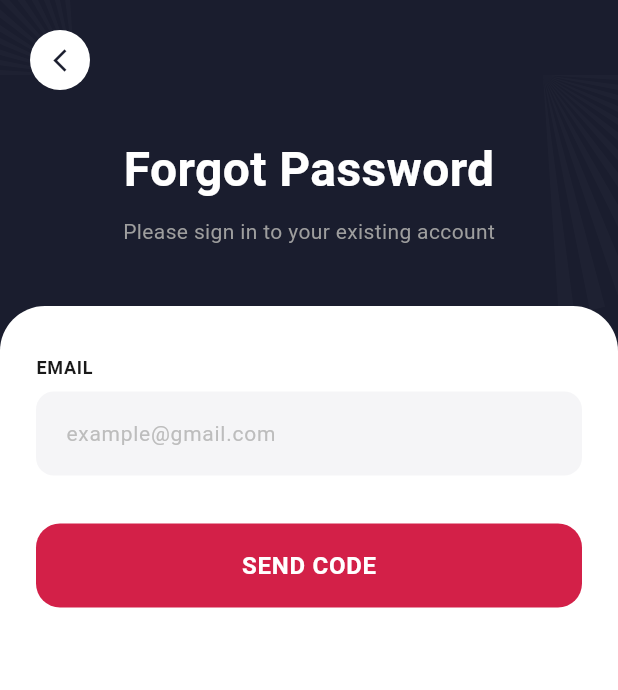
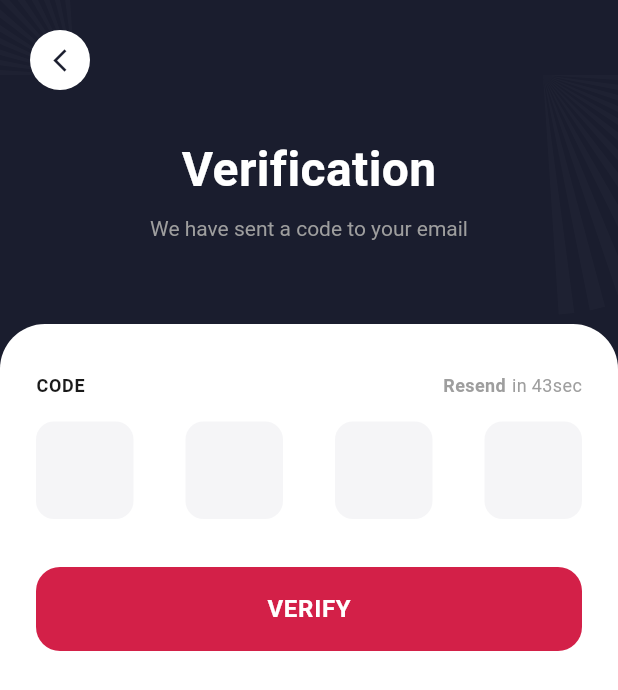
Before and after one commit to Kanjo-Elkamira-Ndi/Shayo_Frontend, a Flutter app: the screen it shows after launch, on a phone screen of 412 x 824 dp. Shown: the top 690 px of the screen. Run offline on Flutter 3.47's test engine with Material 3 defaults, Android fonts, the light colour scheme and no system bars.

Commit message:
Verification Code UI done

```diff
--- a/lib/app.dart
+++ b/lib/app.dart
@@ -2,7 +2,8 @@ import 'package:flutter/material.dart';
 // import 'core/presentation/splash_screen.dart';
 // import 'core/presentation/onboarding_screen.dart';
 // import 'features/auth/login_screen.dart';
-import 'features/auth/forgot_password_screen.dart';
+// import 'features/auth/forgot_password_screen.dart';
+import 'features/auth/verification_screen.dart';
 
 class ShayoApp extends StatelessWidget {
   const ShayoApp({super.key});
@@ -15,7 +16,8 @@ class ShayoApp extends StatelessWidget {
       // home: const SplashScreen(),
       // home: const OnboardingScreen(),
       // home: const LoginScreen(),
-      home: const ForgotPasswordScreen(),
+      // home: const ForgotPasswordScreen(),
+      home: const VerificationScreen(email: ''),
     );
   }
 }
--- /dev/null
+++ b/lib/features/auth/verification_screen.dart
@@ -0,0 +1,387 @@
+import 'package:flutter/material.dart';
+import 'dart:async';
+import 'dart:math' as math;
+
+class VerificationScreen extends StatefulWidget {
+  final String email;
+
+  const VerificationScreen({super.key, required this.email});
+
+  @override
+  State<VerificationScreen> createState() => _VerificationScreenState();
+}
+
+class _VerificationScreenState extends State<VerificationScreen> {
+  final List<TextEditingController> _controllers = List.generate(
+    4,
+    (index) => TextEditingController(),
+  );
+  final List<FocusNode> _focusNodes = List.generate(4, (index) => FocusNode());
+
+  int _remainingSeconds = 50;
+  Timer? _timer;
+
+  @override
+  void initState() {
+    super.initState();
+    _startTimer();
+  }
+
+  @override
+  void dispose() {
+    _timer?.cancel();
+    for (var controller in _controllers) {
+      controller.dispose();
+    }
+    for (var node in _focusNodes) {
+      node.dispose();
+    }
+    super.dispose();
+  }
+
+  void _startTimer() {
+    _timer = Timer.periodic(const Duration(seconds: 1), (timer) {
+      if (_remainingSeconds > 0) {
+        setState(() {
+          _remainingSeconds--;
+        });
+      } else {
+        _timer?.cancel();
+      }
+    });
+  }
+
+  void _handleResend() {
+    setState(() {
+      _remainingSeconds = 50;
+    });
+    _startTimer();
+    // TO-DO: Implement resend code logic
+    print('Resending code to: ${widget.email}');
+  }
+
+  void _handleVerify() {
+    String code = _controllers.map((c) => c.text).join();
+    if (code.length == 4) {
+      // TO-DO: Implement verification logic
+      print('Verifying code: $code');
+    }
+  }
+
+  void _onCodeChanged(int index, String value) {
+    if (value.isNotEmpty && index < 3) {
+      _focusNodes[index + 1].requestFocus();
+    }
+
+    // Auto-verify if all fields are filled
+    if (_controllers.every((c) => c.text.isNotEmpty)) {
+      _handleVerify();
+    }
+  }
+
+  @override
+  Widget build(BuildContext context) {
+    return Scaffold(
+      backgroundColor: const Color(0xFF1A1D2E),
+      body: Stack(
+        children: [
+          // Top left decorative rays
+          Positioned(
+            top: -50,
+            left: -50,
+            child: Opacity(
+              opacity: 0.2,
+              child: CustomPaint(
+                size: const Size(200, 200),
+                painter: RaysPainter(isTopLeft: true),
+              ),
+            ),
+          ),
+
+          // Top right decorative rays
+          Positioned(
+            top: -50,
+            right: -50,
+            child: Opacity(
+              opacity: 0.2,
+              child: CustomPaint(
+                size: const Size(200, 200),
+                painter: RaysPainter(isTopLeft: false),
+              ),
+            ),
+          ),
+
+          SafeArea(
+            child: Column(
+              children: [
+                // Top section with dark background
+                Padding(
+                  padding: const EdgeInsets.symmetric(horizontal: 20.0),
+                  child: Column(
+                    children: [
+                      const SizedBox(height: 20),
+
+                      // Back button
+                      Align(
+                        alignment: Alignment.centerLeft,
+                        child: GestureDetector(
+                          onTap: () {
+                            Navigator.pop(context);
+                          },
+                          child: Container(
+                            width: 40,
+                            height: 40,
+                            decoration: const BoxDecoration(
+                              color: Colors.white,
+                              shape: BoxShape.circle,
+                            ),
+                            child: const Icon(
+                              Icons.arrow_back_ios_new,
+                              color: Color(0xFF1A1D2E),
+                              size: 18,
+                            ),
+                          ),
+                        ),
+                      ),
+
+                      const SizedBox(height: 30),
+
+                      // Title
+                      const Text(
+                        'Verification',
+                        style: TextStyle(
+                          fontSize: 32,
+                          fontWeight: FontWeight.bold,
+                          color: Colors.white,
+                        ),
+                      ),
+
+                      const SizedBox(height: 8),
+
+                      // Subtitle
+                      RichText(
+                        textAlign: TextAlign.center,
+                        text: TextSpan(
+                          style: const TextStyle(
+                            fontSize: 14,
+                            color: Color(0xFF9E9E9E),
+                          ),
+                          children: [
+                            const TextSpan(
+                              text: 'We have sent a code to your email\n',
+                            ),
+                            TextSpan(
+                              text: widget.email,
+                              style: const TextStyle(
+                                color: Colors.white,
+                                fontWeight: FontWeight.w500,
+                              ),
+                            ),
+                          ],
+                        ),
+                      ),
+
+                      const SizedBox(height: 40),
+                    ],
+                  ),
+                ),
+
+                // Form container - fills remaining space
+                Expanded(
+                  child: Container(
+                    width: double.infinity,
+                    padding: const EdgeInsets.fromLTRB(24, 32, 24, 24),
+                    decoration: const BoxDecoration(
+                      color: Colors.white,
+                      borderRadius: BorderRadius.only(
+                        topLeft: Radius.circular(30),
+                        topRight: Radius.circular(30),
+                      ),
+                    ),
+                    child: Column(
+                      crossAxisAlignment: CrossAxisAlignment.start,
+                      children: [
+                        // CODE label and Resend link
+                        Row(
+                          mainAxisAlignment: MainAxisAlignment.spaceBetween,
+                          children: [
+                            const Text(
+                              'CODE',
+                              style: TextStyle(
+                                fontSize: 12,
+                                fontWeight: FontWeight.w600,
+                                color: Color(0xFF1A1A1A),
+                                letterSpacing: 0.5,
+                              ),
+                            ),
+                            Row(
+                              children: [
+                                GestureDetector(
+                                  onTap: _remainingSeconds == 0
+                                      ? _handleResend
+                                      : null,
+                                  child: Text(
+                                    'Resend',
+                                    style: TextStyle(
+                                      fontSize: 12,
+                                      color: _remainingSeconds == 0
+                                          ? const Color(0xFFD32048)
+                                          : const Color(0xFF9E9E9E),
+                                      fontWeight: FontWeight.w600,
+                                    ),
+                                  ),
+                                ),
+                                const SizedBox(width: 4),
+                                Text(
+                                  'in ${_remainingSeconds}sec',
+                                  style: const TextStyle(
+                                    fontSize: 12,
+                                    color: Color(0xFF9E9E9E),
+                                  ),
+                                ),
+                              ],
+                            ),
+                          ],
+                        ),
+
+                        const SizedBox(height: 16),
+
+                        // Code input fields
+                        Row(
+                          mainAxisAlignment: MainAxisAlignment.spaceBetween,
+                          children: List.generate(
+                            4,
+                            (index) => _CodeInputField(
+                              controller: _controllers[index],
+                              focusNode: _focusNodes[index],
+                              onChanged: (value) =>
+                                  _onCodeChanged(index, value),
+                            ),
+                          ),
+                        ),
+
+                        const SizedBox(height: 32),
+
+                        // Verify button
+                        SizedBox(
+                          width: double.infinity,
+                          height: 56,
+                          child: ElevatedButton(
+                            onPressed: _handleVerify,
+                            style: ElevatedButton.styleFrom(
+                              backgroundColor: const Color(0xFFD32048),
+                              foregroundColor: Colors.white,
+                              elevation: 0,
+                              shape: RoundedRectangleBorder(
+                                borderRadius: BorderRadius.circular(16),
+                              ),
+                            ),
+                            child: const Text(
+                              'VERIFY',
+                              style: TextStyle(
+                                fontSize: 16,
+                                fontWeight: FontWeight.w600,
+                                letterSpacing: 0.5,
+                              ),
+                            ),
+                          ),
+                        ),
+                      ],
+                    ),
+                  ),
+                ),
+              ],
+            ),
+          ),
+        ],
+      ),
+    );
+  }
+}
+
+class _CodeInputField extends StatelessWidget {
+  final TextEditingController controller;
+  final FocusNode focusNode;
+  final Function(String) onChanged;
+
+  const _CodeInputField({
+    required this.controller,
+    required this.focusNode,
+    required this.onChanged,
+  });
+
+  @override
+  Widget build(BuildContext context) {
+    return Container(
+      width: 65,
+      height: 65,
+      decoration: BoxDecoration(
+        color: const Color(0xFFF5F5F7),
+        borderRadius: BorderRadius.circular(12),
+      ),
+      child: TextField(
+        controller: controller,
+        focusNode: focusNode,
+        textAlign: TextAlign.center,
+        keyboardType: TextInputType.number,
+        maxLength: 1,
+        style: const TextStyle(
+          fontSize: 24,
+          fontWeight: FontWeight.bold,
+          color: Color(0xFF1A1A1A),
+        ),
+        decoration: const InputDecoration(
+          border: InputBorder.none,
+          counterText: '',
+          contentPadding: EdgeInsets.zero,
+        ),
+        onChanged: onChanged,
+      ),
+    );
+  }
+}
+
+class RaysPainter extends CustomPainter {
+  final bool isTopLeft;
+
+  RaysPainter({required this.isTopLeft});
+
+  @override
+  void paint(Canvas canvas, Size size) {
+    final paint = Paint()
+      ..color = Colors.white.withOpacity(0.1)
+      ..style = PaintingStyle.fill;
+
+    final center = Offset(size.width / 2, size.height / 2);
+    final radius = size.width * 0.8;
+
+    const rayCount = 24;
+    final startAngle = isTopLeft ? math.pi : 0.0;
+    const sweepAngle = math.pi / 2;
+    const angleStep = sweepAngle / rayCount;
+
+    for (int i = 0; i < rayCount; i++) {
+      if (i % 2 == 0) {
+        final angle1 = startAngle + (i * angleStep);
+        final angle2 = startAngle + ((i + 1) * angleStep);
+
+        final path = Path()
+          ..moveTo(center.dx, center.dy)
+          ..lineTo(
+            center.dx + radius * math.cos(angle1),
+            center.dy + radius * math.sin(angle1),
+          )
+          ..lineTo(
+            center.dx + radius * math.cos(angle2),
+            center.dy + radius * math.sin(angle2),
+          )
+          ..close();
+
+        canvas.drawPath(path, paint);
+      }
+    }
+  }
+
+  @override
+  bool shouldRepaint(covariant CustomPainter oldDelegate) => false;
+}
```
